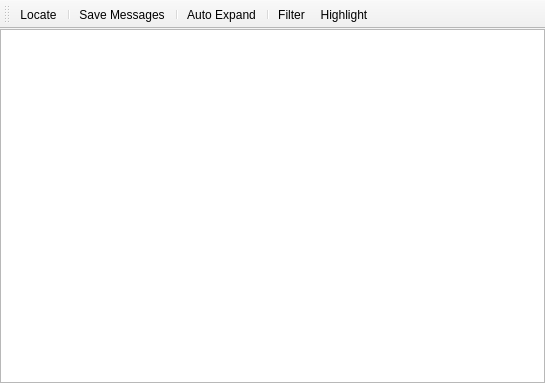
This is src/ui/forms/MessagesWindow.ui in WindowDetective/WindowDetective as Qt 5 draws it before an edit. The edited form follows.
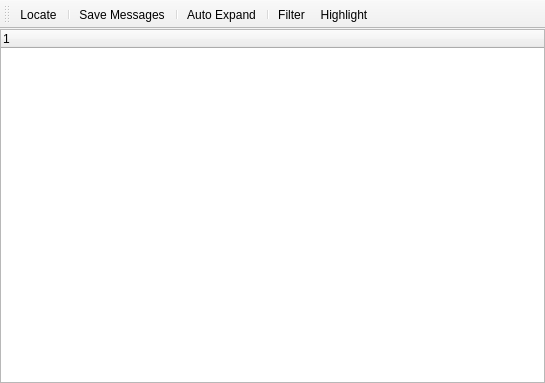
This is the edited form. Icons and pictures are not drawn. Custom widgets are drawn as their Qt base class.

The edit to the form file:
```diff
--- a/src/ui/forms/MessagesWindow.ui
+++ b/src/ui/forms/MessagesWindow.ui
@@ -29,12 +29,6 @@
       <property name="verticalScrollMode">
        <enum>QAbstractItemView::ScrollPerPixel</enum>
       </property>
-      <attribute name="headerVisible">
-       <bool>false</bool>
-      </attribute>
-      <attribute name="headerVisible">
-       <bool>false</bool>
-      </attribute>
      </widget>
     </item>
    </layout>
```
